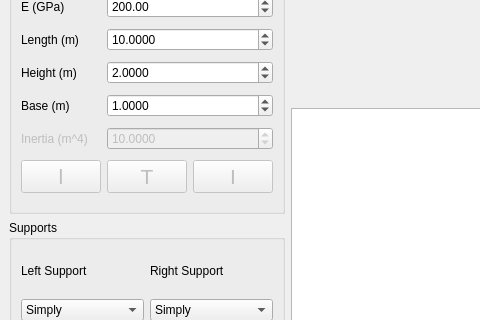
Above: beampy/beamPyUI.ui from luckalmeidan/VigaPy before the change; both pictures show x 0 to 480 and y 270 to 590 of the 1260 by 800 pixel window. Below: the same form after it.
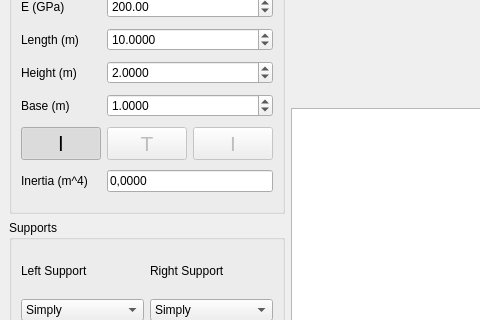
That is the form after the change. The open tabs and pages were chosen to show the change.

What changed in the file:
```diff
--- a/beampy/beamPyUI.ui
+++ b/beampy/beamPyUI.ui
@@ -96,10 +96,83 @@
            <string>Beam Properties</string>
           </property>
           <layout class="QGridLayout" name="beam_properties_gb_vl">
-           <item row="8" column="0">
+           <item row="10" column="1" colspan="2">
+            <widget class="QDoubleSpinBox" name="base_dspn">
+             <property name="statusTip">
+              <string>Beam section Base</string>
+             </property>
+             <property name="decimals">
+              <number>4</number>
+             </property>
+             <property name="minimum">
+              <double>0.000100000000000</double>
+             </property>
+             <property name="maximum">
+              <double>9999.000000000000000</double>
+             </property>
+             <property name="value">
+              <double>1.000000000000000</double>
+             </property>
+            </widget>
+           </item>
+           <item row="11" column="1">
+            <widget class="QPushButton" name="pushButton">
+             <property name="enabled">
+              <bool>false</bool>
+             </property>
+             <property name="font">
+              <font>
+               <pointsize>16</pointsize>
+              </font>
+             </property>
+             <property name="text">
+              <string>T</string>
+             </property>
+             <property name="checkable">
+              <bool>true</bool>
+             </property>
+             <property name="checked">
+              <bool>false</bool>
+             </property>
+             <property name="autoExclusive">
+              <bool>true</bool>
+             </property>
+             <attribute name="buttonGroup">
+              <string notr="true">buttonGroup_2</string>
+             </attribute>
+            </widget>
+           </item>
+           <item row="11" column="2">
+            <widget class="QPushButton" name="pushButton_3">
+             <property name="enabled">
+              <bool>false</bool>
+             </property>
+             <property name="font">
+              <font>
+               <pointsize>16</pointsize>
+              </font>
+             </property>
+             <property name="text">
+              <string>I</string>
+             </property>
+             <property name="checkable">
+              <bool>true</bool>
+             </property>
+             <property name="checked">
+              <bool>false</bool>
+             </property>
+             <property name="autoExclusive">
+              <bool>true</bool>
+             </property>
+             <attribute name="buttonGroup">
+              <string notr="true">buttonGroup_2</string>
+             </attribute>
+            </widget>
+           </item>
+           <item row="11" column="0">
             <widget class="QPushButton" name="pushButton_2">
              <property name="enabled">
-              <bool>false</bool>
+              <bool>true</bool>
              </property>
              <property name="font">
               <font>
@@ -109,12 +182,31 @@
              <property name="text">
               <string>l</string>
              </property>
+             <property name="checkable">
+              <bool>true</bool>
+             </property>
+             <property name="checked">
+              <bool>true</bool>
+             </property>
+             <property name="autoExclusive">
+              <bool>true</bool>
+             </property>
+             <attribute name="buttonGroup">
+              <string notr="true">buttonGroup_2</string>
+             </attribute>
             </widget>
            </item>
-           <item row="6" column="0">
-            <widget class="QLabel" name="lbl_length_2">
+           <item row="1" column="0">
+            <widget class="QLabel" name="lbl_length">
              <property name="text">
-              <string>Base (m)</string>
+              <string>Length (m)</string>
+             </property>
+            </widget>
+           </item>
+           <item row="0" column="0">
+            <widget class="QLabel" name="lbl_young_module">
+             <property name="text">
+              <string>E (GPa)</string>
              </property>
             </widget>
            </item>
@@ -137,39 +229,6 @@
              </property>
             </widget>
            </item>
-           <item row="1" column="0">
-            <widget class="QLabel" name="lbl_length">
-             <property name="text">
-              <string>Length (m)</string>
-             </property>
-            </widget>
-           </item>
-           <item row="7" column="1" colspan="2">
-            <widget class="QDoubleSpinBox" name="inertia_moment_dspn">
-             <property name="enabled">
-              <bool>false</bool>
-             </property>
-             <property name="decimals">
-              <number>4</number>
-             </property>
-             <property name="minimum">
-              <double>0.000100000000000</double>
-             </property>
-             <property name="maximum">
-              <double>9999.000000000000000</double>
-             </property>
-             <property name="value">
-              <double>10.000000000000000</double>
-             </property>
-            </widget>
-           </item>
-           <item row="4" column="0">
-            <widget class="QLabel" name="lbl_height">
-             <property name="text">
-              <string>Height (m)</string>
-             </property>
-            </widget>
-           </item>
            <item row="0" column="1" colspan="2">
             <widget class="QDoubleSpinBox" name="young_module_dpsn">
              <property name="statusTip">
@@ -189,51 +248,7 @@
              </property>
             </widget>
            </item>
-           <item row="7" column="0">
-            <widget class="QLabel" name="lbl_inertia_moment">
-             <property name="enabled">
-              <bool>false</bool>
-             </property>
-             <property name="text">
-              <string>Inertia (m^4)</string>
-             </property>
-            </widget>
-           </item>
-           <item row="6" column="1" colspan="2">
-            <widget class="QDoubleSpinBox" name="base_dspn">
-             <property name="statusTip">
-              <string>Beam section Base</string>
-             </property>
-             <property name="decimals">
-              <number>4</number>
-             </property>
-             <property name="minimum">
-              <double>0.000100000000000</double>
-             </property>
-             <property name="maximum">
-              <double>9999.000000000000000</double>
-             </property>
-             <property name="value">
-              <double>1.000000000000000</double>
-             </property>
-            </widget>
-           </item>
-           <item row="8" column="1">
-            <widget class="QPushButton" name="pushButton">
-             <property name="enabled">
-              <bool>false</bool>
-             </property>
-             <property name="font">
-              <font>
-               <pointsize>16</pointsize>
-              </font>
-             </property>
-             <property name="text">
-              <string>T</string>
-             </property>
-            </widget>
-           </item>
-           <item row="4" column="1" colspan="2">
+           <item row="9" column="1" colspan="2">
             <widget class="QDoubleSpinBox" name="height_dpsn">
              <property name="statusTip">
               <string>Beam section Height</string>
@@ -252,25 +267,37 @@
              </property>
             </widget>
            </item>
-           <item row="8" column="2">
-            <widget class="QPushButton" name="pushButton_3">
+           <item row="12" column="0">
+            <widget class="QLabel" name="lbl_inertia_moment">
              <property name="enabled">
-              <bool>false</bool>
+              <bool>true</bool>
              </property>
-             <property name="font">
-              <font>
-               <pointsize>16</pointsize>
-              </font>
+             <property name="text">
+              <string>Inertia (m^4)</string>
              </property>
+            </widget>
+           </item>
+           <item row="9" column="0">
+            <widget class="QLabel" name="lbl_height">
              <property name="text">
-              <string>I</string>
+              <string>Height (m)</string>
              </property>
             </widget>
            </item>
-           <item row="0" column="0">
-            <widget class="QLabel" name="lbl_young_module">
+           <item row="10" column="0">
+            <widget class="QLabel" name="lbl_length_2">
              <property name="text">
-              <string>E (GPa)</string>
+              <string>Base (m)</string>
+             </property>
+            </widget>
+           </item>
+           <item row="12" column="1" colspan="2">
+            <widget class="QLineEdit" name="inertia_moment_dspn">
+             <property name="text">
+              <string>0,0000</string>
+             </property>
+             <property name="readOnly">
+              <bool>true</bool>
              </property>
             </widget>
            </item>
@@ -610,7 +637,7 @@
              <double>0.000000000000000</double>
             </property>
             <property name="maximum">
-             <double>9999.000000000000000</double>
+             <double>999999999.000000000000000</double>
             </property>
             <property name="value">
              <double>5.000000000000000</double>
@@ -620,7 +647,7 @@
           <item row="3" column="1">
            <widget class="QDoubleSpinBox" name="pnt_load_pos_dpsn">
             <property name="maximum">
-             <double>9999.000000000000000</double>
+             <double>999999999.000000000000000</double>
             </property>
             <property name="value">
              <double>5.000000000000000</double>
@@ -684,6 +711,9 @@
           </property>
           <item row="4" column="1">
            <widget class="QDoubleSpinBox" name="moment_pos_dpsn">
+            <property name="maximum">
+             <double>999999999.000000000000000</double>
+            </property>
             <property name="value">
              <double>7.000000000000000</double>
             </property>
@@ -718,6 +748,9 @@
           </item>
           <item row="3" column="1">
            <widget class="QDoubleSpinBox" name="moment_mag_dpsn">
+            <property name="maximum">
+             <double>999999999.000000000000000</double>
+            </property>
             <property name="value">
              <double>7.000000000000000</double>
             </property>
@@ -936,6 +969,9 @@
           </item>
           <item row="2" column="1">
            <widget class="QDoubleSpinBox" name="distr_load_start_mag">
+            <property name="maximum">
+             <double>999999999.000000000000000</double>
+            </property>
             <property name="value">
              <double>5.000000000000000</double>
             </property>
@@ -953,6 +989,9 @@
           </item>
           <item row="4" column="1">
            <widget class="QDoubleSpinBox" name="distr_load_end_mag">
+            <property name="maximum">
+             <double>999999999.000000000000000</double>
+            </property>
             <property name="value">
              <double>10.000000000000000</double>
             </property>
```
Left out of the diff: 7 changed lines with no effect on the pictures.
